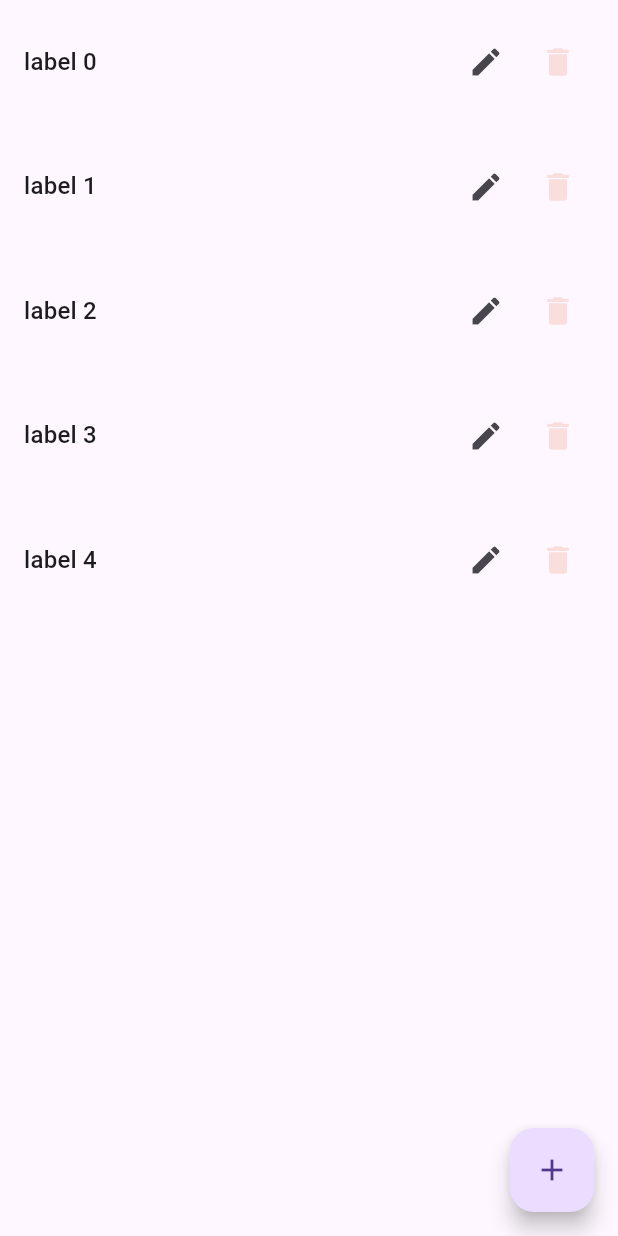
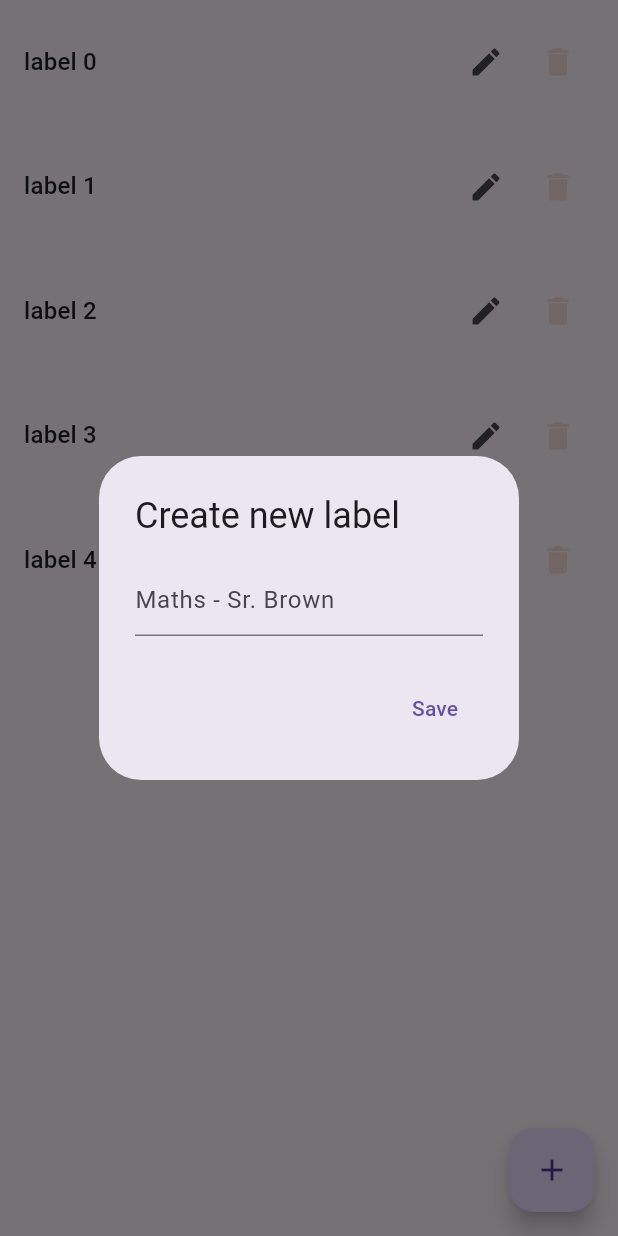
Before and after one commit to pradoRebeca/todo_app, a Flutter app: the LabelScreen widget shown alone on an empty page, opened directly, after a tap on the "add" icon, on a phone screen of 412 x 824 dp. Run offline on Flutter 3.47's test engine with Material 3 defaults, Android fonts, the light colour scheme and no system bars.

Commit message:
feat: add create label card

```diff
--- /dev/null
+++ b/lib/components/add_label_card.dart
@@ -0,0 +1,23 @@
+import 'package:flutter/material.dart';
+
+class AddLabelCard extends StatefulWidget {
+  const AddLabelCard({super.key});
+
+  @override
+  State<AddLabelCard> createState() => _AddLabelCardState();
+}
+
+class _AddLabelCardState extends State<AddLabelCard> {
+  TextEditingController label = TextEditingController();
+
+  @override
+  Widget build(BuildContext context) {
+    return Form(
+      child: TextFormField(
+          controller: label,
+          decoration: const InputDecoration(
+            hintText: 'Maths - Sr. Brown',
+          )),
+    );
+  }
+}
--- a/lib/screens/edit_note_screen.dart
+++ b/lib/screens/edit_note_screen.dart
@@ -109,14 +109,16 @@ class _EditNoteScreen extends State<EditNoteScreen> {
       context: context,
       builder: (context) => AlertDialog(
         title: const Text("Select color"),
-        content: ColorPickerCard(onChange: (Color? color) {
+        content: ColorPickerCard(
+          onChange: (Color? color) {
             setState(() {
               if (color != null) {
                 backgroundColor = color;
               }
             });
             // Handle main color changes
-        }),
+          },
+        ),
       ),
     );
   }
--- a/lib/screens/label_screen.dart
+++ b/lib/screens/label_screen.dart
@@ -1,4 +1,5 @@
 import 'package:flutter/material.dart';
+import 'package:tasks_list/components/add_label_card.dart';
 import 'package:tasks_list/components/label_card.dart';
 import 'package:tasks_list/model/label_model.dart';
 
@@ -33,10 +34,21 @@ class _LabelScreenState extends State<LabelScreen> {
             bottom: 16.0,
             right: 16.0,
             child: FloatingActionButton(
-              onPressed: () {},
+              onPressed: () => showAddLabel(context),
               child: const Icon(Icons.add),
             ))
       ],
     );
   }
+
+  void showAddLabel(BuildContext context) {
+    showDialog(
+      context: context,
+      builder: (context) => AlertDialog(
+        actions: [TextButton(onPressed: () {}, child: const Text("Save"))],
+        title: const Text("Create new label"),
+        content: const AddLabelCard(),
+      ),
+    );
+  }
 }
```
Lines whose indentation alone changed are shown as unchanged.
